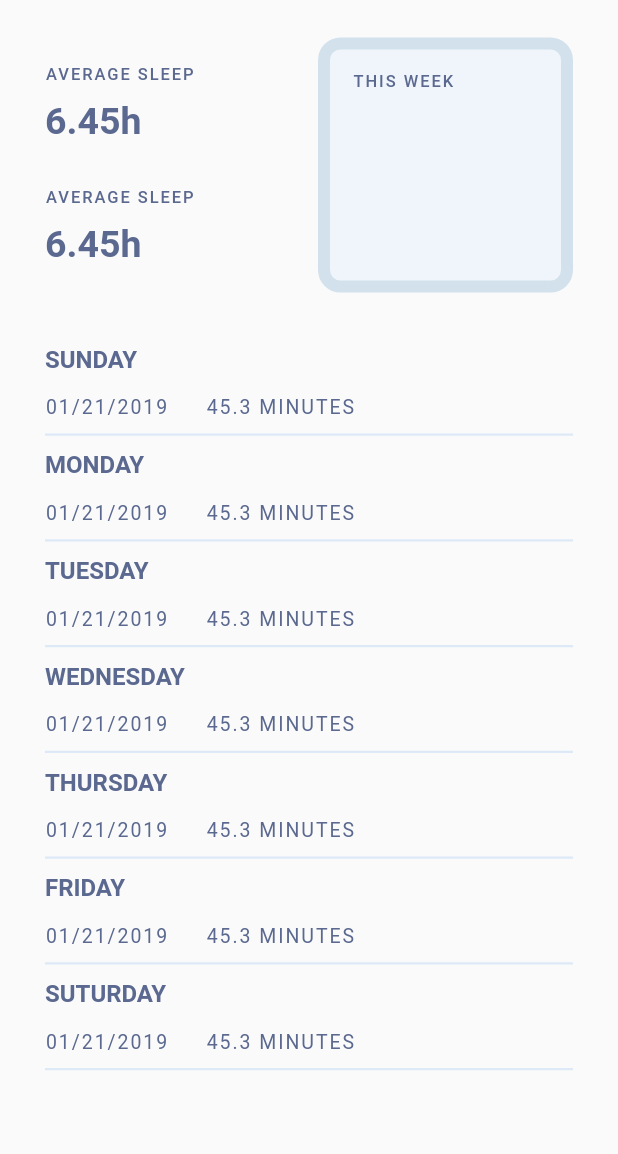
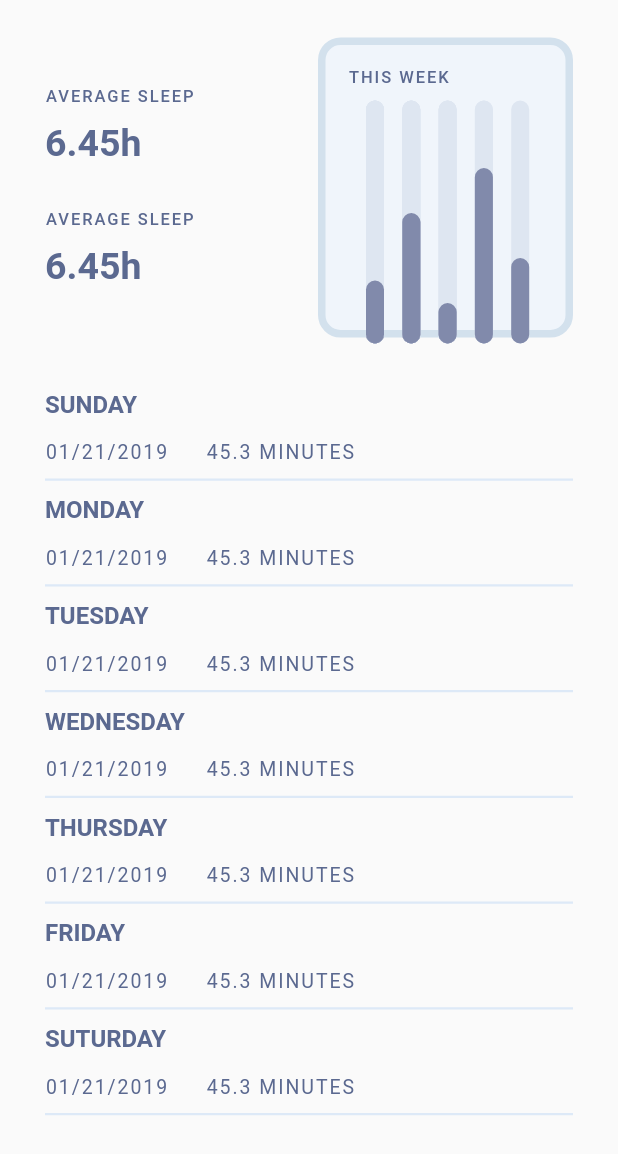
Before and after one commit to ruan65/flutter_clock_example, a Flutter app: the SecondSreen widget shown alone on an empty page, opened directly, on a phone screen of 412 x 824 dp. Shown: the top 1154 px of the screen. Run offline on Flutter 3.47's test engine with Material 2 defaults, Android fonts, the phone set to English and light mode, and no system bars.

Commit message:
one bug left

```diff
--- a/lib/screens/second_screen.dart
+++ b/lib/screens/second_screen.dart
@@ -52,12 +52,12 @@ class SecondSreen extends StatelessWidget {
                 ],
               ),
               Container(
-                height: 170,
+                height: 200,
                 width: 170,
                 decoration: BoxDecoration(
                   color: Color(0xfff0f5fb),
                   border: Border.all(
-                    width: 8,
+                    width: 5,
                     color: Color(0xffd3e1ed),
                   ),
                   borderRadius: BorderRadius.circular(15),
@@ -78,9 +78,9 @@ class SecondSreen extends StatelessWidget {
                       height: 15,
                     ),
                     Container(
-                      height: 120,
+                      height: 150,
+                      width: double.infinity,
                       padding: EdgeInsets.symmetric(horizontal: 10),
-                      width: double.infinity,
                       child: CustomPaint(
                         foregroundPainter: GraphPainter(),
                       ),
@@ -193,15 +193,46 @@ class RecrordItem extends StatelessWidget {
 }
 
 class GraphPainter extends CustomPainter {
+  Paint trackBarPaint = Paint()
+    ..color = Color(0xff818aab)
+    ..style = PaintingStyle.stroke
+    ..strokeCap = StrokeCap.round
+    ..strokeWidth = 12;
+
+  Paint trackPaint = Paint()
+    ..color = Color(0xffdee6f1)
+    ..style = PaintingStyle.stroke
+    ..strokeCap = StrokeCap.round
+    ..strokeWidth = 12;
+
   @override
   void paint(Canvas canvas, Size size) {
-    // TODO: implement paint
+    Path trackPath = Path();
+    Path trackBarPath = Path();
+
+    List val = [
+      size.height * 0.8,
+      size.height * 0.5,
+      size.height * 0.9,
+      size.height * 0.3,
+      size.height * 0.7,
+    ];
+
+    double origin = 8;
+
+    for (int i = 0; i < val.length; i++) {
+      trackPath.moveTo(origin, size.height);
+      trackPath.lineTo(origin, 0);
+      canvas.drawPath(trackPath, trackPaint);
+
+      trackBarPath.moveTo(origin, size.height);
+      trackBarPath.lineTo(origin, val[i]);
+      canvas.drawPath(trackBarPath, trackBarPaint);
+
+      origin = origin + size.width * 0.22;
+    }
   }
 
   @override
-  bool shouldRepaint(CustomPainter oldDelegate) {
-    // TODO: implement shouldRepaint
-    return null;
-  }
-
+  bool shouldRepaint(CustomPainter oldDelegate) => false;
 }
```
Also changed, not shown: 14 other files.
